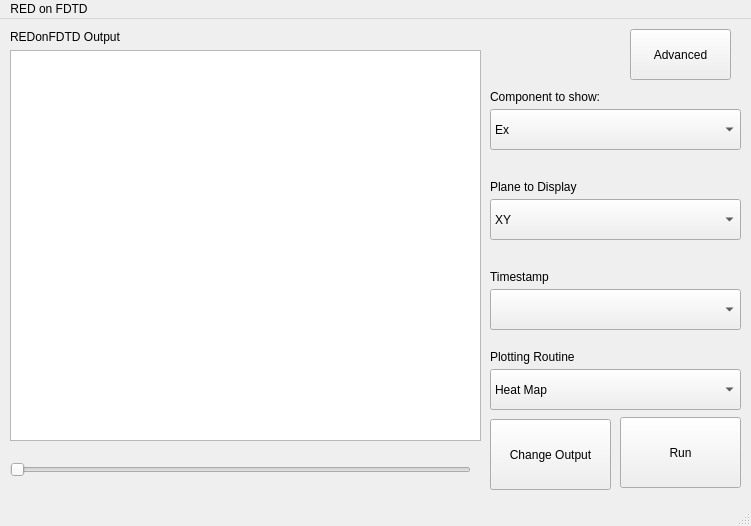
The window that REDonFDTDGUI/mainwindow.ui (JBlack93/REDonFDTD) describes before a commit, drawn with Qt 5.
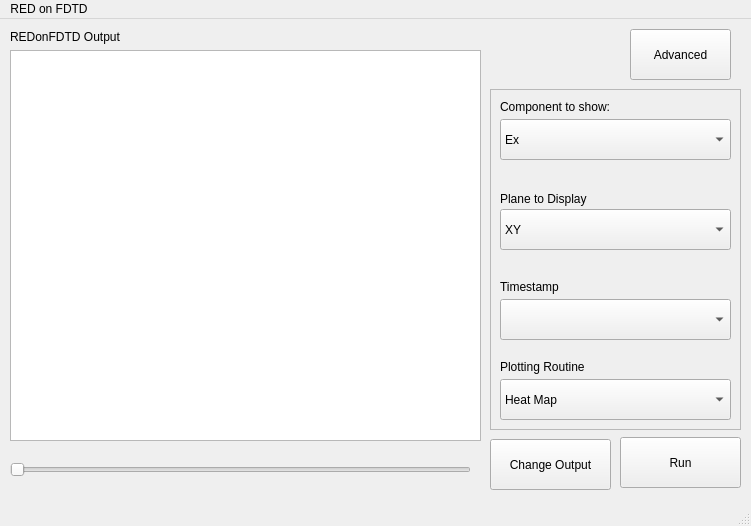
The same window after the commit.

Diff of the .ui file:
```diff
--- a/REDonFDTDGUI/mainwindow.ui
+++ b/REDonFDTDGUI/mainwindow.ui
@@ -41,9 +41,9 @@
     <property name="geometry">
      <rect>
       <x>620</x>
-      <y>398</y>
+      <y>418</y>
       <width>121</width>
-      <height>71</height>
+      <height>51</height>
      </rect>
     </property>
     <property name="text">
@@ -53,12 +53,66 @@
      <bool>false</bool>
     </property>
    </widget>
-   <widget class="QComboBox" name="comboBox">
+   <widget class="QPushButton" name="ChangeOutputButton">
     <property name="geometry">
      <rect>
       <x>490</x>
-      <y>90</y>
+      <y>420</y>
+      <width>121</width>
+      <height>51</height>
+     </rect>
+    </property>
+    <property name="text">
+     <string>Change Output</string>
+    </property>
+   </widget>
+   <widget class="QSlider" name="horizontalSlider">
+    <property name="geometry">
+     <rect>
+      <x>10</x>
+      <y>440</y>
+      <width>461</width>
+      <height>21</height>
+     </rect>
+    </property>
+    <property name="orientation">
+     <enum>Qt::Horizontal</enum>
+    </property>
+   </widget>
+   <widget class="QToolButton" name="OptionButton">
+    <property name="geometry">
+     <rect>
+      <x>630</x>
+      <y>10</y>
+      <width>101</width>
+      <height>51</height>
+     </rect>
+    </property>
+    <property name="text">
+     <string>Advanced</string>
+    </property>
+   </widget>
+   <widget class="QFrame" name="graphicViewControls">
+    <property name="geometry">
+     <rect>
+      <x>490</x>
+      <y>70</y>
       <width>251</width>
+      <height>341</height>
+     </rect>
+    </property>
+    <property name="frameShape">
+     <enum>QFrame::StyledPanel</enum>
+    </property>
+    <property name="frameShadow">
+     <enum>QFrame::Raised</enum>
+    </property>
+    <widget class="QComboBox" name="componentBox">
+     <property name="geometry">
+      <rect>
+       <x>10</x>
+       <y>30</y>
+       <width>231</width>
       <height>41</height>
      </rect>
     </property>
@@ -103,12 +157,38 @@
      </property>
     </item>
    </widget>
-   <widget class="QComboBox" name="comboBox_2">
+    <widget class="QLabel" name="componentLabel">
     <property name="geometry">
      <rect>
-      <x>490</x>
-      <y>180</y>
-      <width>251</width>
+       <x>10</x>
+       <y>10</y>
+       <width>231</width>
+       <height>16</height>
+      </rect>
+     </property>
+     <property name="text">
+      <string>Component to show:</string>
+     </property>
+    </widget>
+    <widget class="QLabel" name="planeLabel">
+     <property name="geometry">
+      <rect>
+       <x>10</x>
+       <y>100</y>
+       <width>231</width>
+       <height>20</height>
+      </rect>
+     </property>
+     <property name="text">
+      <string>Plane to Display</string>
+     </property>
+    </widget>
+    <widget class="QComboBox" name="planeBox">
+     <property name="geometry">
+      <rect>
+       <x>10</x>
+       <y>120</y>
+       <width>231</width>
       <height>41</height>
      </rect>
     </property>
@@ -128,79 +208,12 @@
      </property>
     </item>
    </widget>
-   <widget class="QComboBox" name="comboBox_4">
+    <widget class="QLabel" name="timeLabel">
     <property name="geometry">
      <rect>
-      <x>490</x>
-      <y>350</y>
-      <width>251</width>
-      <height>41</height>
-     </rect>
-    </property>
-    <item>
-     <property name="text">
-      <string>Heat Map</string>
-     </property>
-    </item>
-   </widget>
-   <widget class="QPushButton" name="pushButton_2">
-    <property name="geometry">
-     <rect>
-      <x>490</x>
-      <y>400</y>
-      <width>121</width>
-      <height>71</height>
-     </rect>
-    </property>
-    <property name="text">
-     <string>Change Output</string>
-    </property>
-   </widget>
-   <widget class="QLabel" name="label_2">
-    <property name="geometry">
-     <rect>
-      <x>490</x>
-      <y>70</y>
-      <width>251</width>
-      <height>16</height>
-     </rect>
-    </property>
-    <property name="text">
-     <string>Component to show:</string>
-    </property>
-   </widget>
-   <widget class="QLabel" name="label_3">
-    <property name="geometry">
-     <rect>
-      <x>490</x>
-      <y>160</y>
-      <width>251</width>
-      <height>16</height>
-     </rect>
-    </property>
-    <property name="text">
-     <string>Plane to Display</string>
-    </property>
-   </widget>
-   <widget class="QLabel" name="label_4">
-    <property name="geometry">
-     <rect>
-      <x>490</x>
-      <y>330</y>
-      <width>251</width>
-      <height>16</height>
-     </rect>
-    </property>
-    <property name="text">
-     <string>Plotting Routine</string>
-    </property>
-   </widget>
-   <widget class="QLabel" name="label_5">
-    <property name="geometry">
-     <rect>
-      <x>490</x>
-      <y>250</y>
-      <width>251</width>
+       <x>10</x>
+       <y>190</y>
+       <width>231</width>
       <height>16</height>
      </rect>
     </property>
@@ -208,42 +221,52 @@
      <string>Timestamp</string>
     </property>
    </widget>
-   <widget class="QComboBox" name="comboBox_3">
+    <widget class="QComboBox" name="timeBox">
     <property name="geometry">
      <rect>
-      <x>490</x>
+       <x>10</x>
+       <y>210</y>
+       <width>231</width>
+       <height>41</height>
+      </rect>
+     </property>
+    </widget>
+    <widget class="QLabel" name="plotLabel">
+     <property name="geometry">
+      <rect>
+       <x>10</x>
       <y>270</y>
-      <width>251</width>
-      <height>41</height>
-     </rect>
-    </property>
-   </widget>
-   <widget class="QSlider" name="horizontalSlider">
+       <width>231</width>
+       <height>16</height>
+      </rect>
+     </property>
+     <property name="text">
+      <string>Plotting Routine</string>
+     </property>
+    </widget>
+    <widget class="QComboBox" name="plotBox">
     <property name="geometry">
      <rect>
       <x>10</x>
-      <y>440</y>
-      <width>461</width>
-      <height>21</height>
-     </rect>
-    </property>
-    <property name="orientation">
-     <enum>Qt::Horizontal</enum>
-    </property>
-   </widget>
-   <widget class="QToolButton" name="toolButton">
-    <property name="geometry">
-     <rect>
-      <x>630</x>
-      <y>10</y>
-      <width>101</width>
-      <height>51</height>
-     </rect>
-    </property>
+       <y>290</y>
+       <width>231</width>
+       <height>41</height>
+      </rect>
+     </property>
+     <item>
     <property name="text">
-     <string>Advanced</string>
-    </property>
-   </widget>
+       <string>Heat Map</string>
+      </property>
+     </item>
+    </widget>
+   </widget>
+   <zorder>graphicViewControls</zorder>
+   <zorder>graphicsLabel</zorder>
+   <zorder>graphicsView</zorder>
+   <zorder>RunButton</zorder>
+   <zorder>ChangeOutputButton</zorder>
+   <zorder>horizontalSlider</zorder>
+   <zorder>OptionButton</zorder>
   </widget>
   <widget class="QMenuBar" name="menubar">
    <property name="geometry">
```
Left out of the diff: 4 changed lines with no effect on the pictures. Lines whose indentation alone changed are shown as unchanged.
